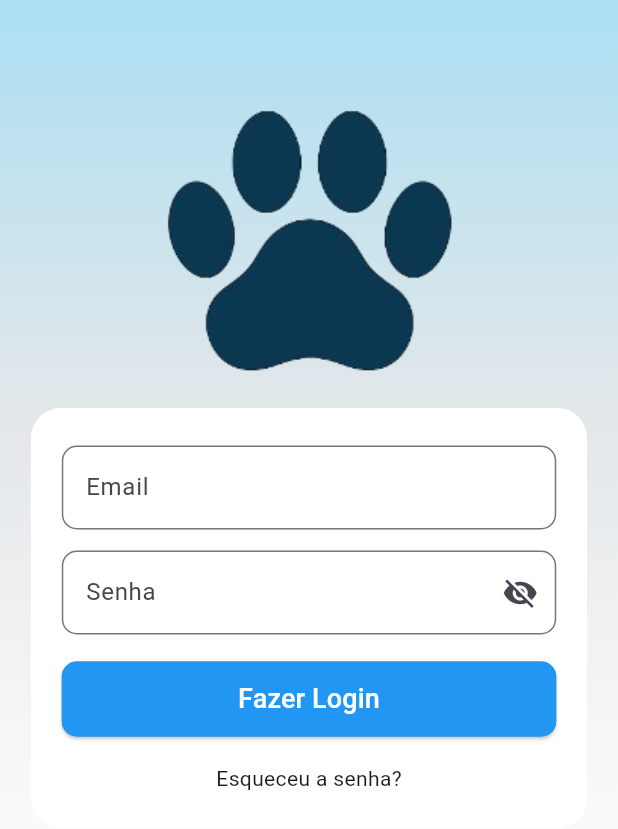
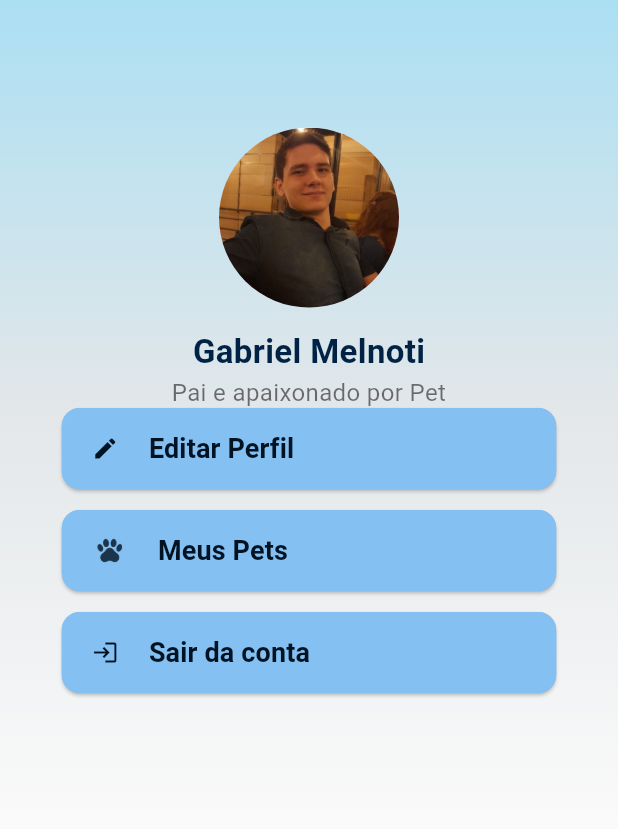
Before and after one commit to BRUNNNN0/DenebCorp_Mobile, a Flutter app: the screen it shows after launch, on a phone screen of 412 x 824 dp. Shown: the top 829 px of the screen. Run offline on Flutter 3.47's test engine with Material 3 defaults, Android fonts, the phone set to English and light mode, and no system bars; our stand-ins replace mask_text_input_formatter; missing offline and left inert: dart:ffi.

Commit message:
criação tela de perfil

```diff
--- a/lib/core/app_widget.dart
+++ b/lib/core/app_widget.dart
@@ -5,6 +5,7 @@ import 'package:i_pet/ui/pages/cadastro/tela_cadastro.dart';
 import 'package:i_pet/ui/pages/login/tela_login.dart';
 import 'package:i_pet/ui/pages/pagina_inicial/tela_inicial.dart';
 import 'package:flutter_localizations/flutter_localizations.dart';
+import 'package:i_pet/ui/pages/perfil/tela_perfil.dart';
 import 'package:i_pet/utils/util.dart';
 
 class AppWidget extends StatelessWidget {
@@ -21,7 +22,7 @@ class AppWidget extends StatelessWidget {
       supportedLocales: const [
         Locale(Util.kLanguageCode,Util.kCountryCode)
       ],
-      home: tela_login(),
+      home: TelaPerfil(),
     );
 
   }
--- /dev/null
+++ b/lib/ui/pages/perfil/tela_perfil.dart
@@ -0,0 +1,103 @@
+import 'package:flutter/material.dart';
+import 'package:i_pet/ui/widgets/TextsUser/descricao_user.dart';
+import 'package:i_pet/ui/widgets/TextsUser/nome_user.dart';
+import 'package:i_pet/ui/widgets/backgroud/fundo_degrade_azul_claro.dart';
+import 'package:i_pet/ui/widgets/button/botao_padrao_com_imagem.dart';
+import 'package:i_pet/ui/widgets/imgUser/imagem_perfil.dart';
+import 'package:i_pet/ui/widgets/spacing_fields/espacamento_14.dart';
+
+
+
+class TelaPerfil extends StatefulWidget {
+  const TelaPerfil({super.key});
+
+  @override
+  State<TelaPerfil> createState() => _TelaPerfilState();
+}
+
+class _TelaPerfilState extends State<TelaPerfil> {
+  @override
+  Widget build(BuildContext context) {
+    return Scaffold(
+      body: Stack(
+        children: [
+          FundoDegradeAzulClaro(),
+
+
+
+          Padding(
+            padding: const EdgeInsets.only(top: 85),
+            child: Center(
+              child: Column(
+                      children: [
+                ImagemPerfil(caminhoImagem: "assets/image/gabriel.jpg"),
+                espaco_14(),
+                NomeUsuario(nome: 'Gabriel Melnoti'),
+                DescricaoUsuario(descricao:  'Pai e apaixonado por Pet'),
+                ]
+              ),
+            ),
+          ),
+
+
+          Align(
+            alignment: Alignment.center,
+            child: Container(
+              height: 280,
+              width: MediaQuery.of(context).size.width * 0.9,
+              child: Column(
+              children: [
+
+                   BotaoCMimagem(
+                    textoBotao: "Editar Perfil",
+                    corBotao: const Color.fromARGB(255, 132, 192, 241),
+                    corBorda: const Color.fromARGB(255, 132, 192, 241),
+                    corFonte:   const Color.fromARGB(255, 0, 19, 34),
+                    tamanhoFonte: 18,
+                    larguraEmPorcentagem: 0.8,
+                    icone: Icon(Icons.edit, color: const Color.fromARGB(255, 0, 19, 34)),
+                    onPressed: () {
+                      print("ok");
+                    }
+                  ),
+
+                  espaco_14(),
+
+                  BotaoCMimagem(
+                    textoBotao: "Meus Pets",
+                    corBotao: const Color.fromARGB(255, 132, 192, 241),
+                    corBorda: const Color.fromARGB(255, 132, 192, 241),
+                    corFonte:   const Color.fromARGB(255, 0, 19, 34),
+                    tamanhoFonte: 18,
+                    larguraEmPorcentagem: 0.8,
+                    icone: Image.asset("assets/image/miniIconePata.png",
+                      width: 24,height: 24,),
+                    onPressed: () {
+                      print("ok");
+                    }
+                  ),
+
+                  espaco_14(),
+
+                  BotaoCMimagem(
+                    textoBotao: "Sair da conta",
+                    corBotao: const Color.fromARGB(255, 132, 192, 241),
+                    corBorda: const Color.fromARGB(255, 132, 192, 241),
+                    corFonte:   const Color.fromARGB(255, 0, 19, 34),
+                    tamanhoFonte: 18,
+                    larguraEmPorcentagem: 0.8,
+                    icone: Icon(Icons.login_outlined, color: const Color.fromARGB(255, 0, 19, 34)),
+                    onPressed: () {
+                      print("ok");
+                    }
+                  ),
+
+                ]
+              )
+            )
+          )
+        ]
+      )
+    );
+  }
+}
--- /dev/null
+++ b/lib/ui/widgets/TextsUser/descricao_user.dart
@@ -0,0 +1,22 @@
+import 'package:flutter/material.dart';
+
+class DescricaoUsuario extends StatelessWidget {
+  final String descricao;
+
+  const DescricaoUsuario({
+    super.key,
+    required this.descricao,
+  });
+
+  @override
+  Widget build(BuildContext context) {
+    return Text(
+      descricao,
+      textAlign: TextAlign.center,
+      style: const TextStyle(
+        fontSize: 16,
+        color: Colors.black54,
+      ),
+    );
+  }
+}
--- /dev/null
+++ b/lib/ui/widgets/TextsUser/nome_user.dart
@@ -0,0 +1,24 @@
+
+
+import 'package:flutter/material.dart';
+
+class NomeUsuario extends StatelessWidget {
+  final String nome;
+
+  const NomeUsuario({
+    super.key,
+    required this.nome,
+  });
+
+  @override
+  Widget build(BuildContext context) {
+    return Text(
+      nome,
+      style: const TextStyle(
+        fontSize: 22,
+        fontWeight: FontWeight.bold,
+        color: Color(0xFF002244),
+      ),
+    );
+  }
+}
--- /dev/null
+++ b/lib/ui/widgets/button/botao_padrao_com_imagem.dart
@@ -0,0 +1,59 @@
+import 'package:flutter/material.dart';
+
+class BotaoCMimagem extends StatelessWidget {
+  final String textoBotao;
+  final Color corBotao;
+  final Color corBorda;
+  final Color corFonte;
+  final double tamanhoFonte;
+  final double larguraEmPorcentagem;
+  final Widget icone;
+  final VoidCallback onPressed;
+
+  const BotaoCMimagem({
+    super.key,
+    required this.textoBotao,
+    required this.corBotao,
+    required this.corBorda,
+    required this.corFonte,
+    required this.tamanhoFonte,
+    required this.larguraEmPorcentagem,
+    required this.icone,
+    required this.onPressed,
+  });
+
+  @override
+  Widget build(BuildContext context) {
+    return SizedBox(
+      width: MediaQuery.of(context).size.width * larguraEmPorcentagem,
+      child: ElevatedButton(
+        onPressed: onPressed,
+        style: ElevatedButton.styleFrom(
+          backgroundColor: corBotao,
+          foregroundColor: corFonte,
+          shape: RoundedRectangleBorder(
+            borderRadius: BorderRadius.circular(12),
+            side: BorderSide(color: corBorda, width: 2),
+          ),
+          padding: const EdgeInsets.symmetric(vertical: 14, horizontal: 20),
+        ),
+        child: Row(
+          mainAxisAlignment: MainAxisAlignment.start,
+          mainAxisSize: MainAxisSize.max,
+          children: [
+            icone,
+            const SizedBox(width: 20),
+            Text(
+              textoBotao,
+              style: TextStyle(
+                fontSize: tamanhoFonte,
+                color: corFonte,
+                fontWeight: FontWeight.w600,
+              ),
+            ),
+          ],
+        ),
+      ),
+    );
+  }
+}
--- /dev/null
+++ b/lib/ui/widgets/imgUser/imagem_perfil.dart
@@ -0,0 +1,18 @@
+import 'package:flutter/material.dart';
+
+class ImagemPerfil extends StatelessWidget {
+  final String caminhoImagem;
+
+  const ImagemPerfil({
+    super.key,
+    required this.caminhoImagem,
+  });
+
+  @override
+  Widget build(BuildContext context) {
+    return CircleAvatar(
+      radius: 60,
+      backgroundImage: AssetImage(caminhoImagem),
+    );
+  }
+}
--- a/pubspec.yaml
+++ b/pubspec.yaml
@@ -68,6 +68,9 @@ flutter:
     - assets/image/google_logo.png
     - assets/image/logo.png
     - assets/image/pataLogo.png
+    - assets/image/miniIconePata.png
+    - assets/image/gabriel.jpg
+
 
   # An image asset can refer to one or more resolution-specific "variants", see
   # https://flutter.dev/to/resolution-aware-images
```
Also changed, not shown: assets/image/gabriel.jpg (added), assets/image/miniIconePata.png (added), 1 other file.
